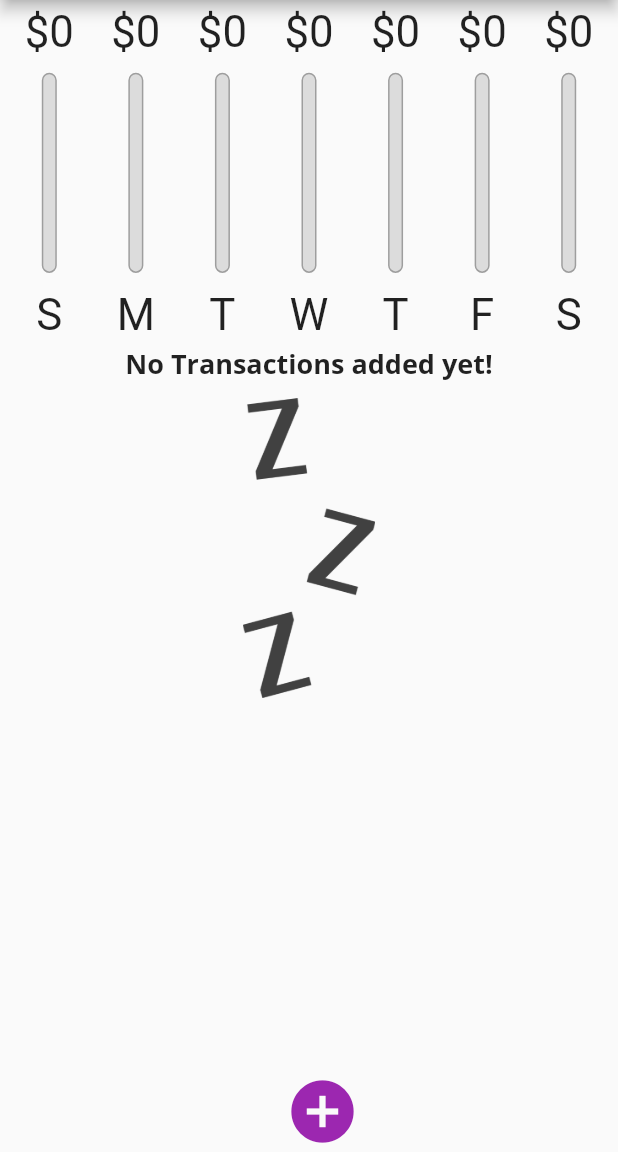
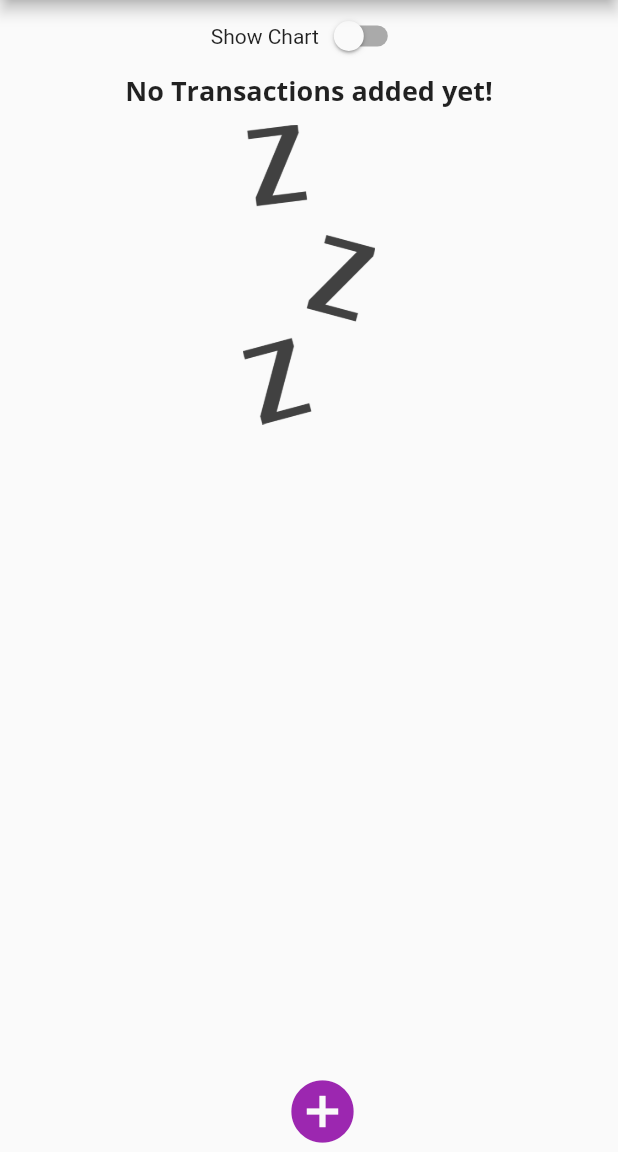
Before and after one commit to boilinux/flutter-spending-tracker, a Flutter app: the screen it shows after launch, on a phone screen of 412 x 824 dp, the part 84-1236 px from its top. Run offline on Flutter 3.47's test engine with Material 2 defaults, Android fonts, the phone set to English and light mode, and no system bars.

Commit message:
Add toggle switch for chart.

```diff
--- a/lib/main.dart
+++ b/lib/main.dart
@@ -1,11 +1,18 @@
 import 'dart:math';
 import 'package:flutter/material.dart';
+import 'package:flutter/services.dart';
 import './models/transaction.dart';
 import './widgets/form/formspending.dart';
+import './widgets/form/toggleswitch.dart';
 import './widgets/chart/chart.dart';
 import './widgets/transactions/transactions.dart';
 
 void main() {
+  // WidgetsFlutterBinding.ensureInitialized();
+  // SystemChrome.setPreferredOrientations([
+  //   DeviceOrientation.portraitUp,
+  //   DeviceOrientation.portraitDown,
+  // ]);
   runApp(MyApp());
 }
 
@@ -47,6 +54,7 @@ class Home extends StatefulWidget {
 }
 
 class _HomeState extends State<Home> {
+  bool _isChart = false;
   final List<Transaction> _transactions = [];
 
   void _startAddNewTransaction(BuildContext ctx) {
@@ -97,6 +105,12 @@ class _HomeState extends State<Home> {
     });
   }
 
+  void _showChart(bool val) {
+    setState(() {
+      _isChart = val;
+    });
+  }
+
   @override
   Widget build(BuildContext context) {
     final appbar = AppBar(
@@ -128,7 +142,12 @@ class _HomeState extends State<Home> {
       body: Column(
         crossAxisAlignment: CrossAxisAlignment.stretch,
         children: <Widget>[
-          Container(
+          ToggleSwitch(
+            isChart: _isChart,
+            showChart: _showChart,
+          ),
+          _isChart
+              ? Container(
                   height: (MediaQuery.of(context).size.height -
                           appbar.preferredSize.height -
                           MediaQuery.of(context).padding.top) *
@@ -137,8 +156,8 @@ class _HomeState extends State<Home> {
                   child: Chart(
                     recentTransactions: _transactions,
                   ),
-          ),
-          Container(
+                )
+              : Container(
                   height: (MediaQuery.of(context).size.height -
                           appbar.preferredSize.height -
                           MediaQuery.of(context).padding.top) *
--- /dev/null
+++ b/lib/widgets/form/toggleswitch.dart
@@ -0,0 +1,22 @@
+import 'package:flutter/material.dart';
+
+class ToggleSwitch extends StatelessWidget {
+  final bool isChart;
+  final Function showChart;
+
+  ToggleSwitch({
+    required this.isChart,
+    required this.showChart,
+  });
+
+  @override
+  Widget build(BuildContext context) {
+    return Row(
+      mainAxisAlignment: MainAxisAlignment.center,
+      children: [
+        Text('Show Chart'),
+        Switch(value: isChart, onChanged: (val) => showChart(val)),
+      ],
+    );
+  }
+}
```
Lines whose indentation alone changed are shown as unchanged.
